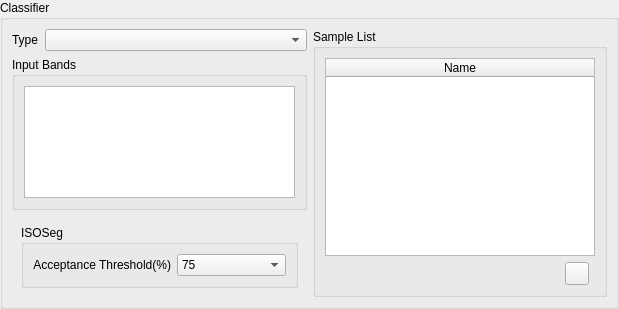
claudiobogossian/terralib5, file src/terralib/qt/widgets/rp/ui/ClassifierWizardPageForm.ui: the form before one commit.
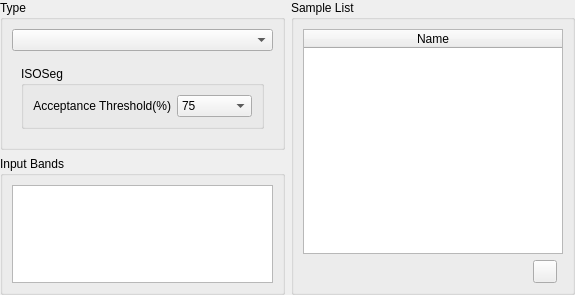
The form after the commit.

Patch:
```diff
--- a/src/terralib/qt/widgets/rp/ui/ClassifierWizardPageForm.ui
+++ b/src/terralib/qt/widgets/rp/ui/ClassifierWizardPageForm.ui
@@ -6,37 +6,28 @@
    <rect>
     <x>0</x>
     <y>0</y>
-    <width>619</width>
-    <height>309</height>
+    <width>575</width>
+    <height>295</height>
    </rect>
   </property>
   <property name="windowTitle">
    <string>Classifier</string>
   </property>
-  <layout class="QGridLayout" name="gridLayout_11">
-   <property name="margin">
-    <number>0</number>
-   </property>
-   <item row="0" column="0">
-    <widget class="QGroupBox" name="groupBox">
-     <property name="title">
-      <string>Classifier</string>
-     </property>
      <layout class="QGridLayout" name="gridLayout_10">
+   <property name="margin">
+    <number>0</number>
+   </property>
       <item row="0" column="0">
        <layout class="QGridLayout" name="gridLayout_9">
         <item row="0" column="0">
-         <layout class="QGridLayout" name="gridLayout_5">
-          <item row="0" column="0">
-           <layout class="QGridLayout" name="gridLayout_6">
-            <item row="0" column="0">
-             <widget class="QLabel" name="label">
-              <property name="text">
+      <widget class="QGroupBox" name="groupBox">
+       <property name="title">
                <string>Type</string>
               </property>
-             </widget>
-            </item>
-            <item row="0" column="1">
+       <layout class="QGridLayout" name="gridLayout_6">
+        <item row="0" column="0">
+         <layout class="QGridLayout" name="gridLayout_5">
+          <item row="0" column="0">
              <widget class="QComboBox" name="m_classifierTypeComboBox">
               <property name="sizePolicy">
                <sizepolicy hsizetype="MinimumExpanding" vsizetype="Fixed">
@@ -46,34 +37,7 @@
               </property>
              </widget>
             </item>
-           </layout>
-          </item>
           <item row="1" column="0">
-           <widget class="QGroupBox" name="groupBox_5">
-            <property name="title">
-             <string>Input Bands</string>
-            </property>
-            <layout class="QGridLayout" name="gridLayout_4">
-             <item row="0" column="0">
-              <widget class="QListWidget" name="m_inputRasterBandsListWidget">
-               <property name="sizePolicy">
-                <sizepolicy hsizetype="Preferred" vsizetype="Preferred">
-                 <horstretch>0</horstretch>
-                 <verstretch>0</verstretch>
-                </sizepolicy>
-               </property>
-               <property name="toolTip">
-                <string>Bands to be processed from the input raster</string>
-               </property>
-               <property name="selectionMode">
-                <enum>QAbstractItemView::MultiSelection</enum>
-               </property>
-              </widget>
-             </item>
-            </layout>
-           </widget>
-          </item>
-          <item row="2" column="0">
            <widget class="QStackedWidget" name="m_stackedWidget">
             <property name="sizePolicy">
              <sizepolicy hsizetype="Minimum" vsizetype="Preferred">
@@ -161,7 +125,10 @@
           </item>
          </layout>
         </item>
-        <item row="0" column="1">
+       </layout>
+      </widget>
+     </item>
+     <item row="0" column="1" rowspan="2">
          <widget class="QGroupBox" name="m_componentsListGroupBox">
           <property name="sizePolicy">
            <sizepolicy hsizetype="MinimumExpanding" vsizetype="MinimumExpanding">
@@ -227,10 +194,32 @@
           </layout>
          </widget>
         </item>
-       </layout>
+     <item row="1" column="0">
+      <widget class="QGroupBox" name="groupBox_5">
+       <property name="title">
+        <string>Input Bands</string>
+       </property>
+       <layout class="QGridLayout" name="gridLayout_4">
+        <item row="0" column="0">
+         <widget class="QListWidget" name="m_inputRasterBandsListWidget">
+          <property name="sizePolicy">
+           <sizepolicy hsizetype="Preferred" vsizetype="Preferred">
+            <horstretch>0</horstretch>
+            <verstretch>0</verstretch>
+           </sizepolicy>
+          </property>
+          <property name="toolTip">
+           <string>Bands to be processed from the input raster</string>
+          </property>
+          <property name="selectionMode">
+           <enum>QAbstractItemView::MultiSelection</enum>
+          </property>
+         </widget>
       </item>
      </layout>
     </widget>
+     </item>
+    </layout>
    </item>
   </layout>
  </widget>
```
Lines whose indentation alone changed are shown as unchanged.
